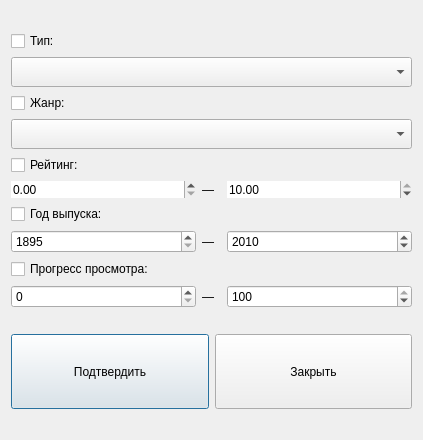
Before: the Qt Designer form resources/ui/filter.ui in venterum/ReelKeeper, drawn with Qt 5.
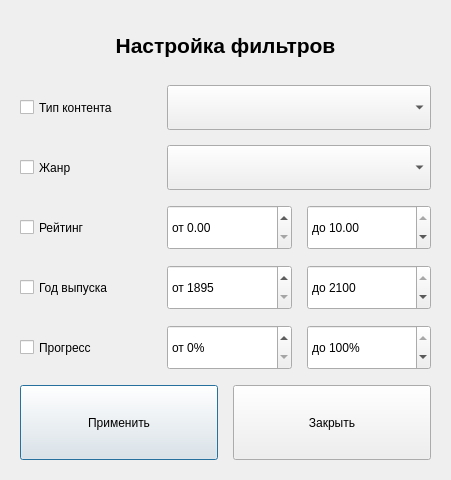
After: the same form once the commit is applied. Icons and pictures are not drawn.

What changed in the file:
```diff
--- a/resources/ui/filter.ui
+++ b/resources/ui/filter.ui
@@ -6,22 +6,61 @@
    <rect>
     <x>0</x>
     <y>0</y>
-    <width>423</width>
-    <height>440</height>
+    <width>451</width>
+    <height>480</height>
    </rect>
   </property>
   <property name="windowTitle">
    <string>Фильтры</string>
   </property>
   <layout class="QVBoxLayout" name="verticalLayout">
+   <property name="spacing">
+    <number>15</number>
+   </property>
+   <property name="leftMargin">
+    <number>20</number>
+   </property>
+   <property name="topMargin">
+    <number>20</number>
+   </property>
+   <property name="rightMargin">
+    <number>20</number>
+   </property>
+   <property name="bottomMargin">
+    <number>20</number>
+   </property>
    <item>
-    <layout class="QHBoxLayout" name="horizontalLayout">
+    <widget class="QLabel" name="titleLabel">
+     <property name="font">
+      <font>
+       <pointsize>16</pointsize>
+       <weight>75</weight>
+       <bold>true</bold>
+      </font>
+     </property>
+     <property name="text">
+      <string>Настройка фильтров</string>
+     </property>
+     <property name="alignment">
+      <set>Qt::AlignCenter</set>
+     </property>
+    </widget>
+   </item>
      <item>
-      <layout class="QVBoxLayout" name="verticalLayout_2">
-       <item>
+    <layout class="QGridLayout" name="filtersGrid" columnstretch="1,2">
+     <property name="spacing">
+      <number>15</number>
+     </property>
+     <item row="0" column="0">
         <widget class="QCheckBox" name="checkBoxType">
+       <property name="minimumSize">
+        <size>
+         <width>0</width>
+         <height>45</height>
+        </size>
+       </property>
          <property name="text">
-          <string>Тип:</string>
+        <string>Тип контента</string>
          </property>
          <property name="icon">
           <iconset>
@@ -29,20 +68,29 @@
          </property>
         </widget>
        </item>
-       <item>
+     <item row="0" column="1">
         <widget class="QComboBox" name="typeCombo">
          <property name="minimumSize">
           <size>
            <width>0</width>
-           <height>30</height>
-          </size>
-         </property>
-        </widget>
-       </item>
-       <item>
+         <height>45</height>
+        </size>
+       </property>
+       <property name="placeholderText" stdset="0">
+        <string>Выберите тип</string>
+       </property>
+      </widget>
+     </item>
+     <item row="1" column="0">
         <widget class="QCheckBox" name="checkBoxGenre">
+       <property name="minimumSize">
+        <size>
+         <width>0</width>
+         <height>45</height>
+        </size>
+       </property>
          <property name="text">
-          <string>Жанр:</string>
+        <string>Жанр</string>
          </property>
          <property name="icon">
           <iconset>
@@ -50,20 +98,29 @@
          </property>
         </widget>
        </item>
-       <item>
+     <item row="1" column="1">
         <widget class="QComboBox" name="genreCombo">
          <property name="minimumSize">
           <size>
            <width>0</width>
-           <height>30</height>
-          </size>
-         </property>
-        </widget>
-       </item>
-       <item>
+         <height>45</height>
+        </size>
+       </property>
+       <property name="placeholderText" stdset="0">
+        <string>Выберите жанр</string>
+       </property>
+      </widget>
+     </item>
+     <item row="2" column="0">
         <widget class="QCheckBox" name="checkBoxRating">
+       <property name="minimumSize">
+        <size>
+         <width>0</width>
+         <height>45</height>
+        </size>
+       </property>
          <property name="text">
-          <string>Рейтинг:</string>
+        <string>Рейтинг</string>
          </property>
          <property name="icon">
           <iconset>
@@ -71,35 +128,34 @@
          </property>
         </widget>
        </item>
-       <item>
-        <layout class="QHBoxLayout" name="ratingLayout" stretch="10,1,10">
+     <item row="2" column="1">
+      <layout class="QHBoxLayout" name="ratingLayout">
          <item>
           <widget class="QDoubleSpinBox" name="ratingSpin">
-           <property name="frame">
-            <bool>false</bool>
-           </property>
-           <property name="showGroupSeparator" stdset="0">
-            <bool>false</bool>
+         <property name="minimumSize">
+          <size>
+           <width>0</width>
+           <height>45</height>
+          </size>
+         </property>
+         <property name="prefix">
+          <string>от </string>
            </property>
            <property name="maximum">
             <double>10.000000000000000</double>
-           </property>
-           <property name="singleStep">
-            <double>0.100000000000000</double>
-           </property>
-          </widget>
-         </item>
-         <item>
-          <widget class="QLabel" name="splitterLabel">
-           <property name="text">
-            <string>—</string>
            </property>
           </widget>
          </item>
          <item>
           <widget class="QDoubleSpinBox" name="ratingSpinTo">
-           <property name="frame">
-            <bool>false</bool>
+         <property name="minimumSize">
+          <size>
+           <width>0</width>
+           <height>45</height>
+          </size>
+         </property>
+         <property name="prefix">
+          <string>до </string>
            </property>
            <property name="maximum">
             <double>10.000000000000000</double>
@@ -114,10 +170,16 @@
          </item>
         </layout>
        </item>
-       <item>
+     <item row="3" column="0">
         <widget class="QCheckBox" name="checkBoxYears">
+       <property name="minimumSize">
+        <size>
+         <width>0</width>
+         <height>45</height>
+        </size>
+       </property>
          <property name="text">
-          <string>Год выпуска:</string>
+        <string>Год выпуска</string>
          </property>
          <property name="icon">
           <iconset>
@@ -125,10 +187,19 @@
          </property>
         </widget>
        </item>
-       <item>
-        <layout class="QHBoxLayout" name="yearLayout" stretch="10,1,10">
+     <item row="3" column="1">
+      <layout class="QHBoxLayout" name="yearsLayout">
          <item>
           <widget class="QSpinBox" name="yearFromSpin">
+         <property name="minimumSize">
+          <size>
+           <width>0</width>
+           <height>45</height>
+          </size>
+         </property>
+         <property name="prefix">
+          <string>от </string>
+         </property>
            <property name="minimum">
             <number>1895</number>
            </property>
@@ -140,15 +211,17 @@
            </property>
           </widget>
          </item>
-         <item>
-          <widget class="QLabel" name="splitterLabel_2">
-           <property name="text">
-            <string>—</string>
-           </property>
-          </widget>
-         </item>
          <item>
           <widget class="QSpinBox" name="yearUpToSpin">
+         <property name="minimumSize">
+          <size>
+           <width>0</width>
+           <height>45</height>
+          </size>
+         </property>
+         <property name="prefix">
+          <string>до </string>
+         </property>
            <property name="minimum">
             <number>1895</number>
            </property>
@@ -156,16 +229,22 @@
             <number>2100</number>
            </property>
            <property name="value">
-            <number>2010</number>
+          <number>2100</number>
            </property>
           </widget>
          </item>
         </layout>
        </item>
-       <item>
+     <item row="4" column="0">
         <widget class="QCheckBox" name="checkBoxProgress">
+       <property name="minimumSize">
+        <size>
+         <width>0</width>
+         <height>45</height>
+        </size>
+       </property>
          <property name="text">
-          <string>Прогресс просмотра:</string>
+        <string>Прогресс</string>
          </property>
          <property name="icon">
           <iconset>
@@ -173,24 +252,41 @@
          </property>
         </widget>
        </item>
-       <item>
-        <layout class="QHBoxLayout" name="progressLayout" stretch="10,1,10">
+     <item row="4" column="1">
+      <layout class="QHBoxLayout" name="progressLayout">
          <item>
           <widget class="QSpinBox" name="spinProgressFrom">
+         <property name="minimumSize">
+          <size>
+           <width>0</width>
+           <height>45</height>
+          </size>
+         </property>
+         <property name="suffix">
+          <string>%</string>
+         </property>
            <property name="prefix">
-            <string/>
-           </property>
-          </widget>
-         </item>
-         <item>
-          <widget class="QLabel" name="splitterLabel_3">
-           <property name="text">
-            <string>—</string>
+          <string>от </string>
+         </property>
+         <property name="maximum">
+          <number>100</number>
            </property>
           </widget>
          </item>
          <item>
           <widget class="QSpinBox" name="spinProgressUpTo">
+         <property name="minimumSize">
+          <size>
+           <width>0</width>
+           <height>45</height>
+          </size>
+         </property>
+         <property name="suffix">
+          <string>%</string>
+         </property>
+         <property name="prefix">
+          <string>до </string>
+         </property>
            <property name="maximum">
             <number>100</number>
            </property>
@@ -201,40 +297,20 @@
          </item>
         </layout>
        </item>
-       <item>
-        <spacer name="verticalSpacer">
-         <property name="orientation">
-          <enum>Qt::Vertical</enum>
-         </property>
-         <property name="sizeType">
-          <enum>QSizePolicy::Fixed</enum>
-         </property>
-         <property name="sizeHint" stdset="0">
-          <size>
-           <width>20</width>
-           <height>20</height>
-          </size>
-         </property>
-        </spacer>
+    </layout>
        </item>
        <item>
         <layout class="QHBoxLayout" name="buttonsLayout">
          <item>
           <widget class="QPushButton" name="saveButton">
-           <property name="sizePolicy">
-            <sizepolicy hsizetype="Minimum" vsizetype="Fixed">
-             <horstretch>0</horstretch>
-             <verstretch>0</verstretch>
-            </sizepolicy>
-           </property>
            <property name="minimumSize">
             <size>
-             <width>75</width>
+         <width>0</width>
              <height>75</height>
             </size>
            </property>
            <property name="text">
-            <string>Подтвердить</string>
+        <string>Применить</string>
            </property>
           </widget>
          </item>
@@ -242,7 +318,7 @@
           <widget class="QPushButton" name="closeButton">
            <property name="minimumSize">
             <size>
-             <width>75</width>
+         <width>0</width>
              <height>75</height>
             </size>
            </property>
@@ -250,10 +326,6 @@
             <string>Закрыть</string>
            </property>
           </widget>
-         </item>
-        </layout>
-       </item>
-      </layout>
      </item>
     </layout>
    </item>
```
Left out of the diff: 9 changed lines with no effect on the pictures. Lines whose indentation alone changed are shown as unchanged.
